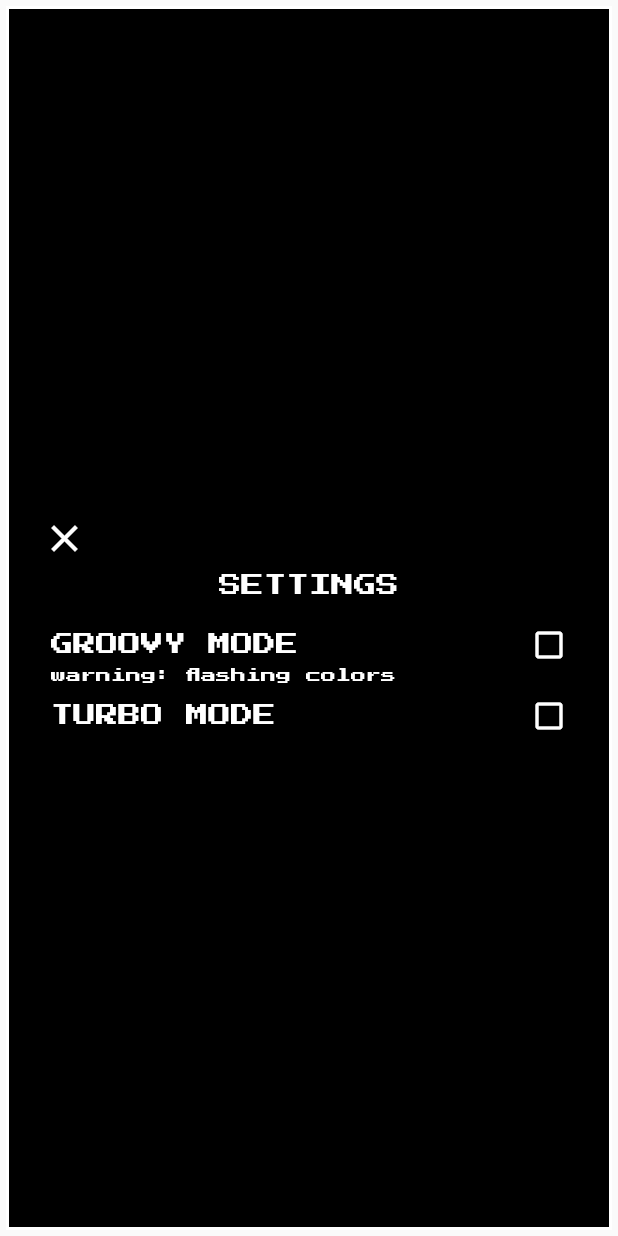
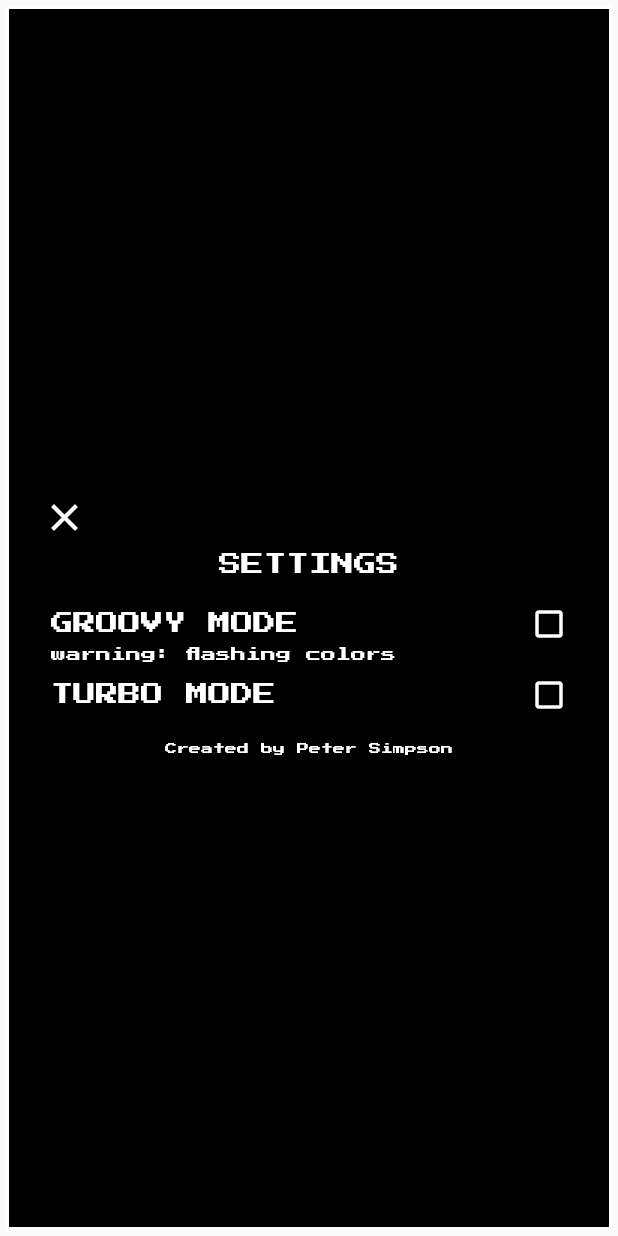
Before and after one commit to simpson-peter/Snek, a Flutter app: the SettingsMenu widget shown alone on an empty page, opened directly with empty values, on a phone screen of 412 x 824 dp. Run offline on Flutter 3.47's test engine with Material 2 defaults, Android fonts, the phone set to English and light mode, and no system bars; missing offline and left inert: flame.

Commit message:
added authorship message to settings menu

```diff
--- a/lib/widgets/settings_menu.dart
+++ b/lib/widgets/settings_menu.dart
@@ -97,6 +97,15 @@ class _SettingsMenuState extends State<SettingsMenu> {
                     )
                   ],
                 ),
+                SizedBox(
+                  height: 20,
+                ),
+                Text(
+                  'Created by Peter Simpson',
+                  style: kSettingsMenuTextStyle.copyWith(
+                    fontSize: 8,
+                  ),
+                )
               ],
             ),
           ),
```
